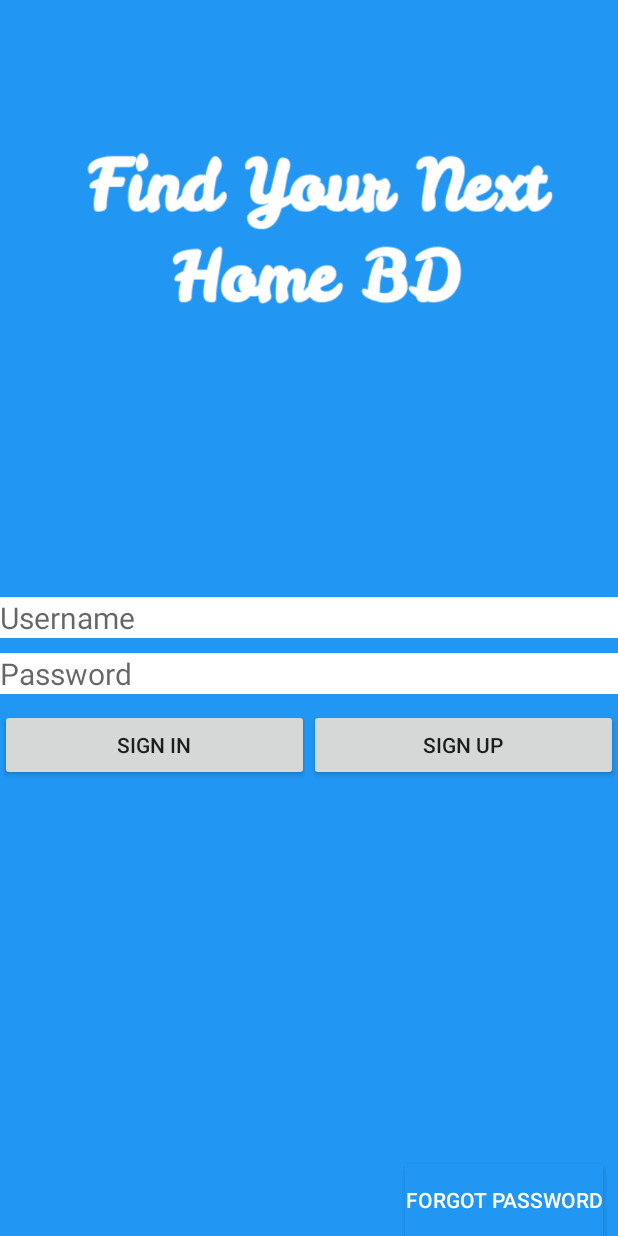
After one commit to ARSrabon/FindYourNextHomeBD, an Android app: the SignIn_activity screen opened directly, with no data from a screen before it, on a phone screen of 412 x 824 dp. The commit adds this screen. Run offline under Robolectric (Android 15) with nearby library versions, the phone set to English and light mode, and no system bars.

Commit message:
added a logo and signin activity

```diff
--- a/FindYourNextHome/app/src/main/AndroidManifest.xml
+++ b/FindYourNextHome/app/src/main/AndroidManifest.xml
@@ -8,13 +8,16 @@
         android:label="@string/app_name"
         android:supportsRtl="true"
         android:theme="@style/Theme.AppCompat.Light.NoActionBar">
-        <activity android:name=".DefaultView_Activity">
+        <activity android:name=".activities.DefaultView_Activity">
             <intent-filter>
                 <action android:name="android.intent.action.MAIN" />
 
                 <category android:name="android.intent.category.LAUNCHER" />
             </intent-filter>
         </activity>
+        <activity android:name=".activities.SignIn_activity">
+
+        </activity>
     </application>
 
 </manifest>
--- /dev/null
+++ b/FindYourNextHome/app/src/main/java/comsiteprojectcyborn/google/sites/findyournexthome/activities/SignIn_activity.java
@@ -0,0 +1,15 @@
+package comsiteprojectcyborn.google.sites.findyournexthome.activities;
+
+import android.support.v7.app.AppCompatActivity;
+import android.os.Bundle;
+
+import comsiteprojectcyborn.google.sites.findyournexthome.R;
+
+public class SignIn_activity extends AppCompatActivity {
+
+    @Override
+    protected void onCreate(Bundle savedInstanceState) {
+        super.onCreate(savedInstanceState);
+        setContentView(R.layout.activity_sign_in_activity);
+    }
+}
--- a/FindYourNextHome/app/src/main/res/layout/activity_default_view_.xml
+++ b/FindYourNextHome/app/src/main/res/layout/activity_default_view_.xml
@@ -4,13 +4,13 @@
     android:id="@+id/activity_default_view_"
     android:layout_width="match_parent"
     android:layout_height="match_parent"
-    tools:context="comsiteprojectcyborn.google.sites.findyournexthome.DefaultView_Activity">
+    tools:context="comsiteprojectcyborn.google.sites.findyournexthome.activities.DefaultView_Activity">
 
     <android.support.v7.widget.Toolbar
         android:id="@+id/my_toolbar"
         android:layout_width="match_parent"
         android:layout_height="?attr/actionBarSize"
-        android:background="@color/colorPrimaryDark"
+        android:background="#2196F3"
         android:elevation="4dp"
         android:textAlignment="textEnd"
         android:textDirection="rtl"
--- /dev/null
+++ b/FindYourNextHome/app/src/main/res/layout/activity_sign_in_activity.xml
@@ -0,0 +1,64 @@
+<?xml version="1.0" encoding="utf-8"?>
+<RelativeLayout xmlns:android="http://schemas.android.com/apk/res/android"
+    xmlns:tools="http://schemas.android.com/tools"
+    android:id="@+id/activity_sign_in_activity"
+    android:layout_width="match_parent"
+    android:layout_height="match_parent"
+    android:background="#2196F3"
+    tools:context="comsiteprojectcyborn.google.sites.findyournexthome.activities.SignIn_activity">
+
+    <ImageView
+        android:layout_width="match_parent"
+        android:layout_height="wrap_content"
+        android:layout_alignParentTop="true"
+        android:src="@drawable/my_logo" />
+
+    <EditText
+        android:id="@+id/et_username"
+        android:layout_width="match_parent"
+        android:layout_height="wrap_content"
+        android:layout_centerInParent="true"
+        android:background="#FFF"
+        android:hint="Username"
+        android:textSize="20sp" />
+
+    <EditText
+        android:id="@+id/et_password"
+        android:layout_width="match_parent"
+        android:layout_height="wrap_content"
+        android:layout_below="@+id/et_username"
+        android:layout_marginTop="10dp"
+        android:background="#FFF"
+        android:hint="Password"
+        android:textSize="20sp" />
+
+    <LinearLayout
+        android:layout_width="match_parent"
+        android:layout_marginTop="10dp"
+        android:layout_height="wrap_content"
+        android:layout_below="@+id/et_password">
+
+        <Button
+            android:layout_width="0dp"
+            android:layout_height="wrap_content"
+            android:text="Sign In"
+            android:layout_weight="1" />
+
+        <Button
+            android:layout_width="0dp"
+            android:layout_height="wrap_content"
+            android:text="Sign Up"
+            android:layout_weight="1" />
+        </LinearLayout>
+
+    <Button
+        android:layout_alignParentBottom="true"
+        android:layout_alignParentRight="true"
+        android:layout_marginRight="10dp"
+        android:layout_width="wrap_content"
+        android:layout_height="wrap_content"
+        android:background="#2196F3"
+        android:textColor="#FFF"
+        android:text="Forgot password"/>
+
+</RelativeLayout>
--- a/FindYourNextHome/app/src/main/res/values/colors.xml
+++ b/FindYourNextHome/app/src/main/res/values/colors.xml
@@ -7,7 +7,7 @@
     android:theme="@style/MaterialDrawerTheme.Light.DarkActionBar.TranslucentStatus"
     -->
     <color name="colorPrimary">#3E50B4</color>
-    <color name="colorPrimaryDark">#2F3E9E</color>
+    <color name="colorPrimaryDark">#009688</color>
     <color name="colorPrimaryLight">#C4C9E8</color>
     <color name="colorAccent">#02A8F3</color>
     <!-- overwrite the selected colors because the primary color is to dark -->
```
Also changed, not shown: FindYourNextHome/app/src/main/java/comsiteprojectcyborn/google/sites/findyournexthome/activities/DefaultView_Activity.java (renamed from FindYourNextHome/app/src/main/java/comsiteprojectcyborn/google/sites/findyournexthome/DefaultView_Activity.java, +27 -6 lines), FindYourNextHome/app/src/main/java/comsiteprojectcyborn/google/sites/findyournexthome/adapter/RentalAdsAdapter.java (added, +8 -0 lines), FindYourNextHome/app/src/main/java/comsiteprojectcyborn/google/sites/findyournexthome/model/RentalADs.java (added, +8 -0 lines), FindYourNextHome/app/src/main/res/layout/rentalads_carditem.xml (added, +37 -0 lines), FindYourNextHome/app/src/main/res/drawable-mdpi/logo.png (added), FindYourNextHome/app/src/main/res/drawable-mdpi/my_logo.png (added).
